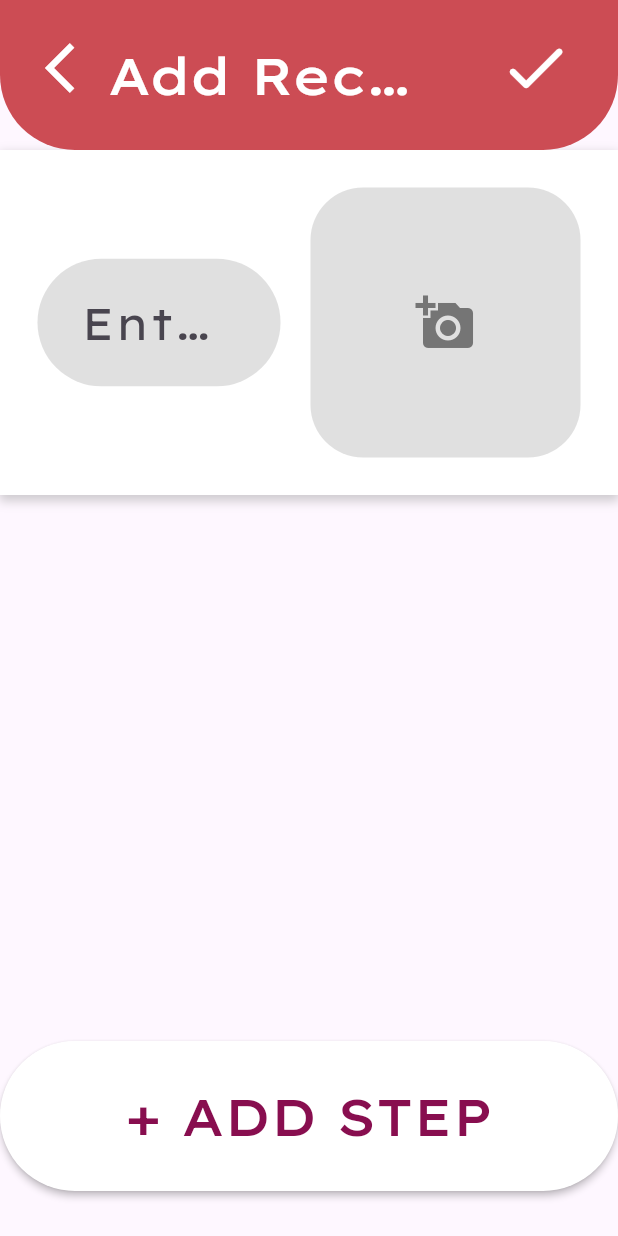
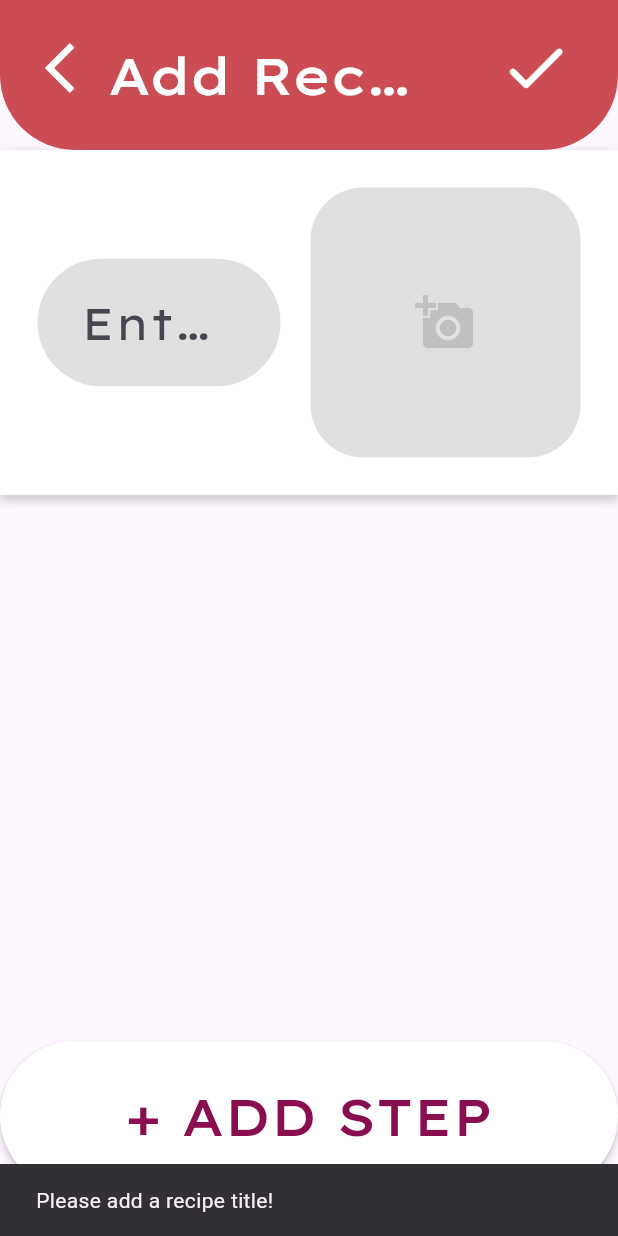
Before and after one commit to uoa-compsci399-s1-2024/capstone-project-2024-s1-team-13, a Flutter app: the AdminAddRecipe screen opened directly, after a tap on the "done" icon, on a phone screen of 412 x 824 dp. Run offline on Flutter 3.47's test engine with Material 3 defaults, Android fonts, the phone set to English and light mode, and no system bars; our stand-ins replace cached_network_image, file_picker, flutter_svg, flutter_tts; missing offline and left inert: amplify_api, amplify_auth_cognito, amplify_core, amplify_flutter, amplify_storage_s3.

Commit message:
modified add task/recipe
should have snack bars + added an icon to be on top (added onto a stack) regardless of uploading image (coz then it indicates they can reupload)

```diff
--- a/lib/admin/admin_add_recipe.dart
+++ b/lib/admin/admin_add_recipe.dart
@@ -193,8 +193,9 @@ class _AdminAddRecipeState extends State<AdminAddRecipe> {
               onPressed: () {
                 for (int i = 0; i < steps.length; i++){
                   if (steps[i].isEmpty == true){
-                    safePrint('No instructions in this step.');
-                    safePrint(i+1);
+                    ScaffoldMessenger.of(context).showSnackBar(
+                      SnackBar(content: Text('No instructions in step: ${i+1}')),
+                    );
                     hasInstructions = false;
                     break;
                   }
@@ -204,18 +205,28 @@ class _AdminAddRecipeState extends State<AdminAddRecipe> {
                 if (uploadedImageKey != null && _recipeTitleController.text.isNotEmpty == true && hasInstructions == true && steps.isNotEmpty == true) {
                   createRecipe(_recipeTitleController.text, steps, uploadedImageKey!, stepImageUrls);
                   saveRecipe();
-                } else if (_recipeTitleController.text.isEmpty == false) {
-                  safePrint('Cannot save an empty recipe title!');
-                } else if (hasInstructions == false) {
-                  safePrint('There is a step missing an instruction!');
+                } else if (_recipeTitleController.text.isEmpty == true) {
+                  ScaffoldMessenger.of(context).showSnackBar(
+                    SnackBar(content: Text('Please add a recipe title!')),
+                  );
                 } else if (steps.isEmpty == true) {
-                  safePrint('Cannot save an empty recipe step list!');
-                } else {
-                  safePrint('Cannot save an empty recipe title!');
-                  safePrint('Image upload failed.');
-                  safePrint('Cannot save an empty recipe step list!');
+                  ScaffoldMessenger.of(context).showSnackBar(
+                    SnackBar(content: Text('Please add atleast 1 recipe step!')),
+                  );
+                }
+                  else if (uploadedImageKey == null){
+                    ScaffoldMessenger.of(context).showSnackBar(
+                    SnackBar(content: Text('Please add a recipe cover image!')),
+                  );
+                  }
+                else {
+                  ScaffoldMessenger.of(context).showSnackBar(
+                    SnackBar(content: Text('Recipe could not be saved')),
+                  );
+
                 }
             },
+
               iconSize: 50,
               icon: const Icon(Icons.done_rounded),
               padding: const EdgeInsets.only(left: 30.0, right: 30.0, bottom: 10.0),
@@ -261,7 +272,6 @@ class _AdminAddRecipeState extends State<AdminAddRecipe> {
   // Recipe Title - text form field and image
   Widget _RecipeTitle() => Row(
   children: [
-          // Task Title
     Expanded(
       child: TextField(
         controller: _recipeTitleController,
@@ -271,51 +281,23 @@ class _AdminAddRecipeState extends State<AdminAddRecipe> {
           fontWeight: FontWeight.w300,
         ),
         decoration: InputDecoration(
-              contentPadding:
-                  const EdgeInsets.symmetric(vertical: 20.0, horizontal: 25.0),
+          contentPadding: const EdgeInsets.symmetric(vertical: 20.0, horizontal: 25.0),
           hintText: "Enter recipe name",
           hintStyle: const TextStyle(
             fontFamily: "Lexend Exa",
             fontSize: 30,
-                  fontWeight: FontWeight.w300),
+            fontWeight: FontWeight.w300,
+          ),
           filled: true,
           fillColor: Colors.grey[300],
           border: OutlineInputBorder(
             borderRadius: BorderRadius.circular(50),
-                  borderSide: BorderSide.none),
-            ),
-          )),
-
-          // Task Image
-          const SizedBox(width: 20),
-          // Conditionally render the image container based on whether an image is uploaded
-          uploadedImageKey == null
-              ? InkWell(
-                  onTap: () async {
-                    String? key = await uploadImage();
-                    if (key != null) {
-                      setState(() {
-                        uploadedImageKey = key;
-                      });
-                    }
-                  },
-                  child: Container(
-                    width: 180,
-                    height: 180,
-                    decoration: BoxDecoration(
-                      borderRadius: BorderRadius.circular(35),
-                      color: Colors.grey[300],
-                    ),
-                    child: Center(
-                      child: Icon(
-                        Icons.add_a_photo,
-                        size: 40,
-                        color: Colors.grey[600],
+            borderSide: BorderSide.none,
           ),
         ),
       ),
-                )
-              : // If an image is already uploaded, allow re-uploading by clicking on the image
+    ),
+    const SizedBox(width: 20),
     InkWell(
       onTap: () async {
         String? key = await uploadImage();
@@ -325,26 +307,32 @@ class _AdminAddRecipeState extends State<AdminAddRecipe> {
           });
         }
       },
-                  child: Container(
+      child: Stack(
+        children: [
+          Container(
             width: 180,
             height: 180,
             decoration: BoxDecoration(
               borderRadius: BorderRadius.circular(35),
+              color: Colors.grey[300],
             ),
             child: ClipRRect(
               borderRadius: BorderRadius.circular(35),
-                      child: FutureBuilder<String>(
-                        future: getDownloadUrl(
-                            key: uploadedImageKey!,
-                            accessLevel: StorageAccessLevel.guest),
+              child: uploadedImageKey == null
+                  ? Center(
+                      child: Icon(
+                        Icons.add_a_photo,
+                        size: 40,
+                        color: Colors.grey[600],
+                      ),
+                    )
+                  : FutureBuilder<String>(
+                      future: getDownloadUrl(key: uploadedImageKey!, accessLevel: StorageAccessLevel.guest),
                       builder: (context, snapshot) {
-                          if (snapshot.connectionState ==
-                              ConnectionState.waiting) {
-                            return const Center(
-                              child: CircularProgressIndicator(),
-                            );
+                        if (snapshot.connectionState == ConnectionState.waiting) {
+                          return const Center(child: CircularProgressIndicator());
                         } else if (snapshot.hasError) {
-                            return Text('Error: ${snapshot.error}');
+                          return Center(child: Text('Error: ${snapshot.error}'));
                         } else {
                           return Image.network(
                             snapshot.data!,
@@ -355,9 +343,23 @@ class _AdminAddRecipeState extends State<AdminAddRecipe> {
                     ),
             ),
           ),
+
+          Positioned(
+            top: 70,
+            right: 70,
+            child: Icon(
+              Icons.add_a_photo,
+              size: 40,
+              color: Colors.grey[300]!.withOpacity(0.7),
+            ),
+          ),
+
+        ],
+      ),
     ),
   ],
 );
+
 
   Widget _StepCard(BuildContext context, String step, int stepNumber) {
     return Card(
@@ -446,42 +448,6 @@ class _AdminAddRecipeState extends State<AdminAddRecipe> {
         ),
       ),
       const SizedBox(width: 20),
-        if (stepImageUrls.isNotEmpty && stepImageUrls.length >= stepNumber && stepImageUrls[stepNumber - 1] != null)
-          SizedBox(
-            width: 180,
-            height: 180,
-            child: ClipRRect(
-              borderRadius: BorderRadius.circular(35),
-              child: InkWell(
-                onTap: () async {
-                  String? key = await uploadStepImage(stepNumber);
-                  if (key != null) {
-                    setState(() {
-                      stepImageUrls[stepNumber - 1] = key;
-                    });
-                  }
-                },
-                child: FutureBuilder<String>(
-                  future: getDownloadUrl(key: stepImageUrls[stepNumber - 1]!, accessLevel: StorageAccessLevel.guest),
-                  builder: (context, snapshot) {
-                    if (snapshot.connectionState == ConnectionState.waiting) {
-                      return const Center(
-                        child: CircularProgressIndicator(),
-                      );
-                    } else if (snapshot.hasError) {
-                      return Text('Error: ${snapshot.error}');
-                    } else {
-                      return Image.network(
-                        snapshot.data!,
-                        fit: BoxFit.cover,
-                      );
-                    }
-                  },
-                ),
-              ),
-            ),
-          )
-        else // Show upload button if no image is uploaded
       InkWell(
         onTap: () async {
           String? key = await uploadStepImage(stepNumber);
@@ -495,20 +461,52 @@ class _AdminAddRecipeState extends State<AdminAddRecipe> {
             });
           }
         },
-            child: Container(
+        child: Stack(
+          children: [
+            Container(
               width: 180,
               height: 180,
               decoration: BoxDecoration(
                 borderRadius: BorderRadius.circular(35),
                 color: Colors.grey[300],
               ),
-              child: Center(
+              child: ClipRRect(
+                borderRadius: BorderRadius.circular(35),
+                child: stepImageUrls.length >= stepNumber && stepImageUrls[stepNumber - 1] != null
+                    ? FutureBuilder<String>(
+                        future: getDownloadUrl(key: stepImageUrls[stepNumber - 1]!, accessLevel: StorageAccessLevel.guest),
+                        builder: (context, snapshot) {
+                          if (snapshot.connectionState == ConnectionState.waiting) {
+                            return const Center(child: CircularProgressIndicator());
+                          } else if (snapshot.hasError) {
+                            return Center(child: Text('Error: ${snapshot.error}'));
+                          } else {
+                            return Image.network(
+                              snapshot.data!,
+                              fit: BoxFit.cover,
+                            );
+                          }
+                        },
+                      )
+                    : Center(
                         child: Icon(
                           Icons.add_a_photo,
                           size: 40,
                           color: Colors.grey[600],
                         ),
                       ),
+              ),
+            ),
+            Positioned(
+              top: 70,
+              right: 70,
+              child: Icon(
+                Icons.add_a_photo,
+                size: 40,
+                color: Colors.grey[300]!.withOpacity(0.8),
+              ),
+            ),
+          ],
         ),
       ),
     ],
```
Also changed, not shown: lib/admin/admin_add_task.dart (+87 -87 lines). Lines whose indentation alone changed are shown as unchanged.
